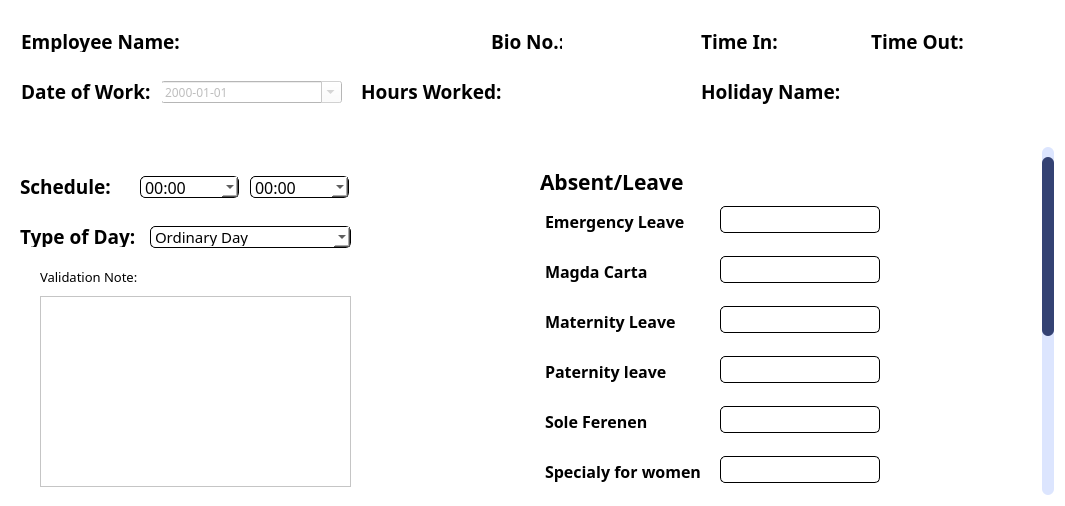
Qt form MainFrame/Resources/UI/Schedule.ui (Maze711/systemPayroll) before a commit.
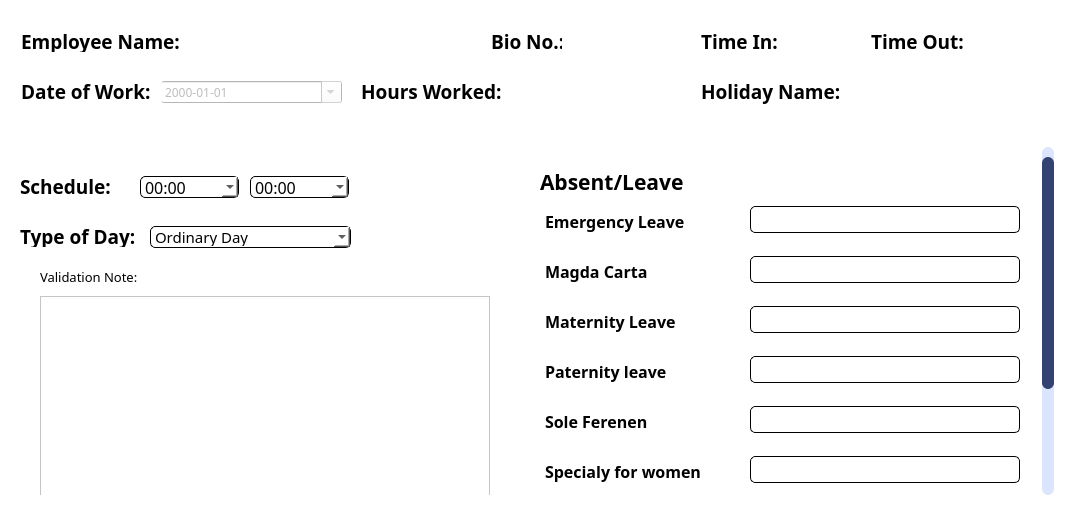
The same form after that commit. Icons and pictures are not drawn.

Commit message: Adjustment in Schedule and font loader works

Patch:
```diff
--- a/MainFrame/Resources/UI/Schedule.ui
+++ b/MainFrame/Resources/UI/Schedule.ui
@@ -407,15 +407,15 @@
       <property name="geometry">
        <rect>
         <x>0</x>
-        <y>0</y>
-        <width>1035</width>
-        <height>640</height>
+        <y>-89</y>
+        <width>1031</width>
+        <height>500</height>
        </rect>
       </property>
       <property name="minimumSize">
        <size>
         <width>0</width>
-        <height>640</height>
+        <height>500</height>
        </size>
       </property>
       <property name="styleSheet">
@@ -482,8 +482,8 @@
            <rect>
             <x>20</x>
             <y>140</y>
-            <width>311</width>
-            <height>191</height>
+            <width>450</width>
+            <height>300</height>
            </rect>
           </property>
          </widget>
@@ -856,9 +856,9 @@
          <widget class="QLineEdit" name="txtSpecialy">
           <property name="geometry">
            <rect>
-            <x>700</x>
+            <x>730</x>
             <y>300</y>
-            <width>160</width>
+            <width>270</width>
             <height>27</height>
            </rect>
           </property>
@@ -866,9 +866,9 @@
          <widget class="QLineEdit" name="txtEmerLeave">
           <property name="geometry">
            <rect>
-            <x>700</x>
+            <x>730</x>
             <y>50</y>
-            <width>160</width>
+            <width>270</width>
             <height>27</height>
            </rect>
           </property>
@@ -897,9 +897,9 @@
          <widget class="QLineEdit" name="txtSole">
           <property name="geometry">
            <rect>
-            <x>700</x>
+            <x>730</x>
             <y>250</y>
-            <width>160</width>
+            <width>270</width>
             <height>27</height>
            </rect>
           </property>
@@ -928,9 +928,9 @@
          <widget class="QLineEdit" name="txtPaternity">
           <property name="geometry">
            <rect>
-            <x>700</x>
+            <x>730</x>
             <y>200</y>
-            <width>160</width>
+            <width>270</width>
             <height>27</height>
            </rect>
           </property>
@@ -980,9 +980,9 @@
          <widget class="QLineEdit" name="txtMagda">
           <property name="geometry">
            <rect>
-            <x>700</x>
+            <x>730</x>
             <y>100</y>
-            <width>160</width>
+            <width>270</width>
             <height>27</height>
            </rect>
           </property>
@@ -1032,9 +1032,9 @@
          <widget class="QLineEdit" name="txtMaternity">
           <property name="geometry">
            <rect>
-            <x>700</x>
+            <x>730</x>
             <y>150</y>
-            <width>160</width>
+            <width>270</width>
             <height>27</height>
            </rect>
           </property>
```
Left out of the diff: 6 changed lines with no effect on the pictures. The commit also changes 1 other file.
